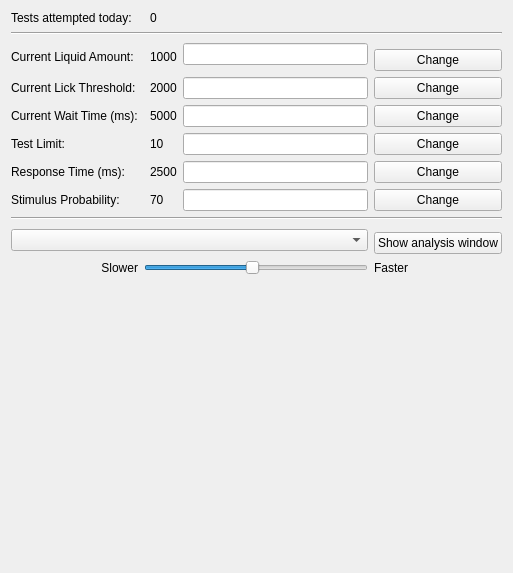
This is Python/gui/mousewin.ui in yagarwal123/autonomouse as Qt 5 draws it before an edit. The edited form follows.
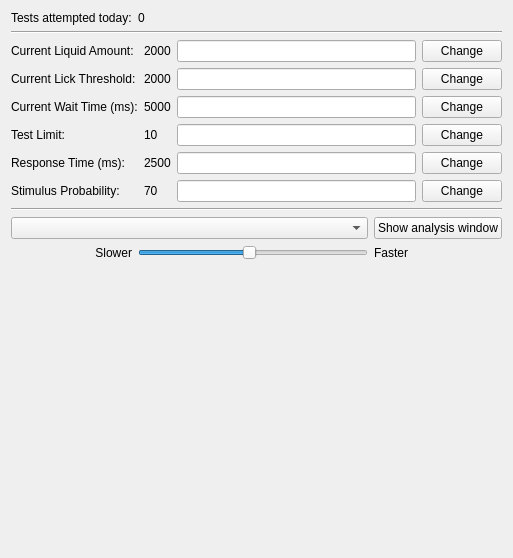
This is the edited form. Custom widgets are drawn as their Qt base class.

```diff
--- a/Python/gui/mousewin.ui
+++ b/Python/gui/mousewin.ui
@@ -13,148 +13,25 @@
   <property name="windowTitle">
    <string>Form</string>
   </property>
-  <layout class="QGridLayout" name="gridLayout">
-   <item row="0" column="0">
-    <widget class="QLabel" name="label_5">
-     <property name="text">
-      <string>Tests attempted today:</string>
-     </property>
-    </widget>
-   </item>
-   <item row="0" column="2">
-    <widget class="QLabel" name="test_no_disp">
-     <property name="text">
-      <string>0</string>
-     </property>
-    </widget>
-   </item>
-   <item row="1" column="0" rowspan="2" colspan="6">
-    <widget class="Line" name="line">
-     <property name="orientation">
-      <enum>Qt::Horizontal</enum>
-     </property>
-    </widget>
-   </item>
-   <item row="2" column="3" rowspan="3">
-    <widget class="QLineEdit" name="liquidLineEdit"/>
-   </item>
-   <item row="3" column="0" rowspan="2">
-    <widget class="QLabel" name="label">
-     <property name="text">
-      <string>Current Liquid Amount:</string>
-     </property>
-    </widget>
-   </item>
-   <item row="3" column="2" rowspan="2">
-    <widget class="QLabel" name="liq_am_disp">
-     <property name="text">
-      <string>1000</string>
-     </property>
-    </widget>
-   </item>
-   <item row="5" column="0">
-    <widget class="QLabel" name="label_2">
-     <property name="text">
-      <string>Current Lick Threshold:</string>
-     </property>
-    </widget>
-   </item>
-   <item row="5" column="2">
-    <widget class="QLabel" name="lick_thresh_disp">
-     <property name="text">
-      <string>2000</string>
-     </property>
-    </widget>
-   </item>
-   <item row="5" column="3">
-    <widget class="QLineEdit" name="lickLineEdit"/>
-   </item>
-   <item row="6" column="0">
-    <widget class="QLabel" name="label_3">
-     <property name="text">
-      <string>Current Wait Time (ms):</string>
-     </property>
-    </widget>
-   </item>
-   <item row="6" column="2">
-    <widget class="QLabel" name="waittime_disp">
-     <property name="text">
-      <string>5000</string>
-     </property>
-    </widget>
-   </item>
-   <item row="6" column="3">
-    <widget class="QLineEdit" name="waittimeLineEdit"/>
-   </item>
-   <item row="7" column="0">
-    <widget class="QLabel" name="label_4">
-     <property name="text">
-      <string>Test Limit:</string>
-     </property>
-    </widget>
-   </item>
-   <item row="7" column="2">
-    <widget class="QLabel" name="test_lim_disp">
-     <property name="text">
-      <string>10</string>
-     </property>
-    </widget>
-   </item>
-   <item row="7" column="3">
-    <widget class="QLineEdit" name="testLimLineEdit"/>
-   </item>
-   <item row="8" column="0">
-    <widget class="QLabel" name="label_6">
-     <property name="text">
-      <string>Response Time (ms):</string>
-     </property>
-    </widget>
-   </item>
-   <item row="8" column="2">
-    <widget class="QLabel" name="resp_disp">
-     <property name="text">
-      <string>2500</string>
-     </property>
-    </widget>
-   </item>
-   <item row="8" column="3">
-    <widget class="QLineEdit" name="respLineEdit"/>
-   </item>
-   <item row="9" column="0">
-    <widget class="QLabel" name="label_9">
-     <property name="text">
-      <string>Stimulus Probability:</string>
-     </property>
-    </widget>
-   </item>
-   <item row="9" column="2">
-    <widget class="QLabel" name="stim_prob_disp">
-     <property name="text">
-      <string>70</string>
-     </property>
-    </widget>
-   </item>
-   <item row="9" column="3">
-    <widget class="QLineEdit" name="stimProbLineEdit"/>
-   </item>
-   <item row="10" column="0" colspan="6">
+  <layout class="QGridLayout" name="gridLayout_2">
+   <item row="3" column="0" colspan="4">
     <widget class="Line" name="line_2">
      <property name="orientation">
       <enum>Qt::Horizontal</enum>
      </property>
     </widget>
    </item>
-   <item row="11" column="0" rowspan="2" colspan="4">
+   <item row="4" column="0" colspan="3">
     <widget class="QComboBox" name="test_select"/>
    </item>
-   <item row="12" column="4" colspan="2">
+   <item row="4" column="3">
     <widget class="QPushButton" name="showAnalysisButton">
      <property name="text">
       <string>Show analysis window</string>
      </property>
     </widget>
    </item>
-   <item row="13" column="0">
+   <item row="5" column="0">
     <widget class="QLabel" name="label_7">
      <property name="text">
       <string>Slower</string>
@@ -164,7 +41,7 @@
      </property>
     </widget>
    </item>
-   <item row="13" column="1" colspan="3">
+   <item row="5" column="1" colspan="2">
     <widget class="QSlider" name="speedSlider">
      <property name="minimum">
       <number>1</number>
@@ -186,7 +63,21 @@
      </property>
     </widget>
    </item>
-   <item row="13" column="4">
+   <item row="0" column="0">
+    <widget class="QLabel" name="label_5">
+     <property name="text">
+      <string>Tests attempted today:</string>
+     </property>
+    </widget>
+   </item>
+   <item row="1" column="0" colspan="4">
+    <widget class="Line" name="line">
+     <property name="orientation">
+      <enum>Qt::Horizontal</enum>
+     </property>
+    </widget>
+   </item>
+   <item row="5" column="3">
     <widget class="QLabel" name="label_8">
      <property name="text">
       <string>Faster</string>
@@ -196,7 +87,7 @@
      </property>
     </widget>
    </item>
-   <item row="14" column="0" colspan="6">
+   <item row="6" column="0" colspan="4">
     <widget class="MplWidget" name="plotWid" native="true">
      <property name="minimumSize">
       <size>
@@ -206,45 +97,158 @@
      </property>
     </widget>
    </item>
-   <item row="4" column="4" colspan="2">
-    <widget class="QPushButton" name="changeliquidButton">
-     <property name="text">
-      <string>Change</string>
-     </property>
-    </widget>
+   <item row="2" column="0" colspan="4">
+    <layout class="QGridLayout" name="gridLayout">
+     <item row="0" column="0">
+      <widget class="QLabel" name="label_10">
+       <property name="text">
+        <string>Current Liquid Amount:</string>
+       </property>
+      </widget>
+     </item>
+     <item row="0" column="1">
+      <widget class="QLabel" name="liq_am_disp">
+       <property name="text">
+        <string>2000</string>
+       </property>
+      </widget>
+     </item>
+     <item row="0" column="2">
+      <widget class="QLineEdit" name="liquidLineEdit"/>
+     </item>
+     <item row="0" column="3">
+      <widget class="QPushButton" name="changeliquidButton">
+       <property name="text">
+        <string>Change</string>
+       </property>
+      </widget>
+     </item>
+     <item row="1" column="0">
+      <widget class="QLabel" name="label_2">
+       <property name="text">
+        <string>Current Lick Threshold:</string>
+       </property>
+      </widget>
+     </item>
+     <item row="1" column="1">
+      <widget class="QLabel" name="lick_thresh_disp">
+       <property name="text">
+        <string>2000</string>
+       </property>
+      </widget>
+     </item>
+     <item row="1" column="2">
+      <widget class="QLineEdit" name="lickLineEdit"/>
+     </item>
+     <item row="1" column="3">
+      <widget class="QPushButton" name="changelickButton">
+       <property name="text">
+        <string>Change</string>
+       </property>
+      </widget>
+     </item>
+     <item row="2" column="0">
+      <widget class="QLabel" name="label_3">
+       <property name="text">
+        <string>Current Wait Time (ms):</string>
+       </property>
+      </widget>
+     </item>
+     <item row="2" column="1">
+      <widget class="QLabel" name="waittime_disp">
+       <property name="text">
+        <string>5000</string>
+       </property>
+      </widget>
+     </item>
+     <item row="2" column="2">
+      <widget class="QLineEdit" name="waittimeLineEdit"/>
+     </item>
+     <item row="2" column="3">
+      <widget class="QPushButton" name="changewaittimeButton">
+       <property name="text">
+        <string>Change</string>
+       </property>
+      </widget>
+     </item>
+     <item row="3" column="0">
+      <widget class="QLabel" name="label_4">
+       <property name="text">
+        <string>Test Limit:</string>
+       </property>
+      </widget>
+     </item>
+     <item row="3" column="1">
+      <widget class="QLabel" name="test_lim_disp">
+       <property name="text">
+        <string>10</string>
+       </property>
+      </widget>
+     </item>
+     <item row="3" column="2">
+      <widget class="QLineEdit" name="testLimLineEdit"/>
+     </item>
+     <item row="3" column="3">
+      <widget class="QPushButton" name="changeTestLimButton">
+       <property name="text">
+        <string>Change</string>
+       </property>
+      </widget>
+     </item>
+     <item row="4" column="0">
+      <widget class="QLabel" name="label_6">
+       <property name="text">
+        <string>Response Time (ms):</string>
+       </property>
+      </widget>
+     </item>
+     <item row="4" column="1">
+      <widget class="QLabel" name="resp_disp">
+       <property name="text">
+        <string>2500</string>
+       </property>
+      </widget>
+     </item>
+     <item row="4" column="2">
+      <widget class="QLineEdit" name="respLineEdit"/>
+     </item>
+     <item row="4" column="3">
+      <widget class="QPushButton" name="changeRespButton">
+       <property name="text">
+        <string>Change</string>
+       </property>
+      </widget>
+     </item>
+     <item row="5" column="0">
+      <widget class="QLabel" name="label_9">
+       <property name="text">
+        <string>Stimulus Probability:</string>
+       </property>
+      </widget>
+     </item>
+     <item row="5" column="1">
+      <widget class="QLabel" name="stim_prob_disp">
+       <property name="text">
+        <string>70</string>
+       </property>
+      </widget>
+     </item>
+     <item row="5" column="2">
+      <widget class="QLineEdit" name="stimProbLineEdit"/>
+     </item>
+     <item row="5" column="3">
+      <widget class="QPushButton" name="changeStimButton">
+       <property name="text">
+        <string>Change</string>
+       </property>
+      </widget>
+     </item>
+    </layout>
    </item>
-   <item row="5" column="4" colspan="2">
-    <widget class="QPushButton" name="changelickButton">
+   <item row="0" column="1">
+    <widget class="QLabel" name="test_no_disp">
      <property name="text">
-      <string>Change</string>
-     </property>
-    </widget>
-   </item>
-   <item row="6" column="4" colspan="2">
-    <widget class="QPushButton" name="changewaittimeButton">
-     <property name="text">
-      <string>Change</string>
-     </property>
-    </widget>
-   </item>
-   <item row="7" column="4" colspan="2">
-    <widget class="QPushButton" name="changeTestLimButton">
-     <property name="text">
-      <string>Change</string>
-     </property>
-    </widget>
-   </item>
-   <item row="8" column="4" colspan="2">
-    <widget class="QPushButton" name="changeRespButton">
-     <property name="text">
-      <string>Change</string>
-     </property>
-    </widget>
-   </item>
-   <item row="9" column="4" colspan="2">
-    <widget class="QPushButton" name="changeStimButton">
-     <property name="text">
-      <string>Change</string>
+      <string>0</string>
      </property>
     </widget>
    </item>
```
